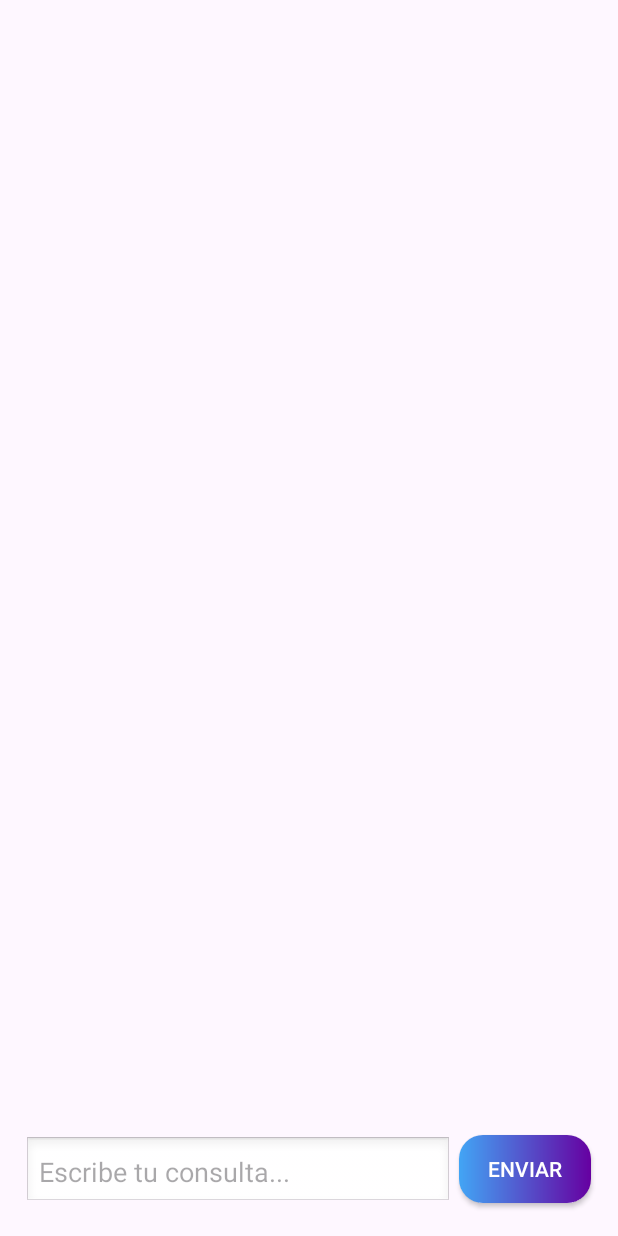
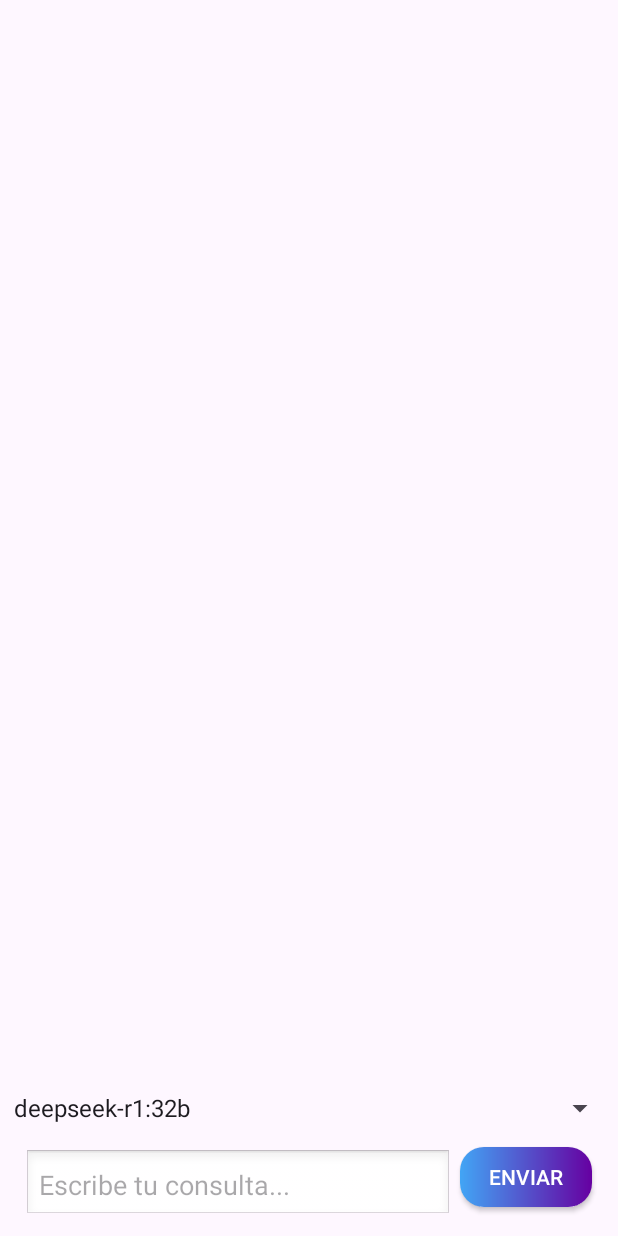
Before and after one commit to julito2000/FreeGPT, an Android app: the screen it shows after launch (MainActivity), on a phone screen of 412 x 824 dp. Run offline under Robolectric (Android 15) with nearby library versions, the phone set to English and light mode, and no system bars; our stand-ins replace Room's generated code.

```diff
--- a/app/src/main/java/com/example/deducechatbox/MainActivity.java
+++ b/app/src/main/java/com/example/deducechatbox/MainActivity.java
@@ -4,22 +4,18 @@ import androidx.appcompat.app.AppCompatActivity;
 import androidx.recyclerview.widget.LinearLayoutManager;
 import androidx.recyclerview.widget.RecyclerView;
 import android.os.Bundle;
-import android.util.Log;
 import android.view.View;
+import android.widget.AdapterView;
+import android.widget.ArrayAdapter;
 import android.widget.Button;
 import android.widget.EditText;
+import android.widget.Spinner;
 
 import androidx.room.Room;
 
-import com.example.deducechatbox.AppDatabase;
-import com.example.deducechatbox.MessageEntity;
-import com.example.deducechatbox.MessageDao;
-import com.example.deducechatbox.ChatAdapter;
-import com.google.gson.annotations.SerializedName;
-
 import java.util.ArrayList;
-import java.util.Arrays;
 import java.util.List;
+import java.util.concurrent.TimeUnit;
 
 import okhttp3.OkHttpClient;
 import okhttp3.logging.HttpLoggingInterceptor;
@@ -29,7 +25,6 @@ import retrofit2.Response;
 import retrofit2.Retrofit;
 import retrofit2.converter.gson.GsonConverterFactory;
 import retrofit2.http.Body;
-import retrofit2.http.Header;
 import retrofit2.http.POST;
 
 public class MainActivity extends AppCompatActivity {
@@ -43,6 +38,8 @@ public class MainActivity extends AppCompatActivity {
     private final String API_KEY = "Bearer sk-4bb15b7bb4044719aa3c1a1fc34263eb";
     private AppDatabase db;
     private MessageDao messageDao;
+    private Spinner selApi;
+    private String model ="";
 
     @Override
     protected void onCreate(Bundle savedInstanceState) {
@@ -52,13 +49,26 @@ public class MainActivity extends AppCompatActivity {
         userInput = findViewById(R.id.userInput);
         sendButton = findViewById(R.id.sendButton);
         recyclerView = findViewById(R.id.recyclerView);
+        selApi = findViewById(R.id.selecAPI);
 
         chatAdapter = new ChatAdapter(chatMessages);
         recyclerView.setLayoutManager(new LinearLayoutManager(this));
         recyclerView.setAdapter(chatAdapter);
 
+
         db = Room.databaseBuilder(getApplicationContext(), AppDatabase.class, "chat-db").allowMainThreadQueries().build();
         messageDao = db.messageDao();
+
+        // Create an ArrayAdapter using the string array and a default spinner layout.
+        ArrayAdapter<CharSequence> adapter = ArrayAdapter.createFromResource(
+                this,
+                R.array.api_array,
+                android.R.layout.simple_spinner_item
+        );
+        // Specify the layout to use when the list of choices appears.
+        adapter.setDropDownViewResource(android.R.layout.simple_spinner_dropdown_item);
+        // Apply the adapter to the spinner.
+        selApi.setAdapter(adapter);
 
         // Load previous messages
         chatMessages.addAll(messageDao.getAllMessages());
@@ -77,6 +87,8 @@ public class MainActivity extends AppCompatActivity {
                                     .build()
                     );
                 })
+                .connectTimeout(0, TimeUnit.SECONDS)
+                .readTimeout(0,TimeUnit.SECONDS)
                 .build();
 
         Retrofit retrofit = new Retrofit.Builder()
@@ -87,29 +99,48 @@ public class MainActivity extends AppCompatActivity {
 
         openAIApi = retrofit.create(OpenAIApi.class);
 
+        selApi.setOnItemSelectedListener(new AdapterView.OnItemSelectedListener() {
+            @Override
+            public void onItemSelected(AdapterView<?> adapterView, View view, int i, long l) {
+
+                model = (String) selApi.getItemAtPosition(i);
+
+
+            }
+
+            @Override
+            public void onNothingSelected(AdapterView<?> adapterView) {
+
+            }
+        });
         sendButton.setOnClickListener(new View.OnClickListener() {
             @Override
             public void onClick(View view) {
                 String input = userInput.getText().toString();
                 if (!input.isEmpty()) {
                     addMessageToChat("user", input);
-                    sendMessage(input,0.0,0.0,0,0,0.0);
+                    sendMessage(input,model,0.0,0.0,0,0,0.0);
                     userInput.setText("");
                 }
             }
         });
+
     }
 
-    private void sendMessage(String inputText, Double temperature, Double topK, int topP, int max_token,double rep_penalty ) {
+
+
+    private void sendMessage(String inputText,String model, Double temperature, Double topK, int topP, int max_token,double rep_penalty ) {
         Message userMessage = new Message("user", inputText);
 
+        //Pasamos el historico de la conversacion a la API para que recuerde lo que hemos hablado
         List<Message> fullConversation = new ArrayList<>();
         for (MessageEntity msg : chatMessages) {
             fullConversation.add(new Message(msg.getRole(), msg.getContent()));
         }
         fullConversation.add(userMessage); // también añadimos el nuevo mensaje
 
-        OpenAIRequest request = new OpenAIRequest("llama3.1:latest", fullConversation);
+
+        OpenAIRequest request = new OpenAIRequest(model, fullConversation);
         //OpenAIRequest request = new OpenAIRequest("llama3.1:latest", Arrays.asList(userMessage));
 
         openAIApi.sendMessage(request).enqueue(new Callback<OpenAIResponse>() {
--- a/app/src/main/res/layout/activity_main.xml
+++ b/app/src/main/res/layout/activity_main.xml
@@ -10,49 +10,62 @@
 
     <androidx.recyclerview.widget.RecyclerView
         android:id="@+id/recyclerView"
-        android:layout_width="match_parent"
-        android:layout_height="650dp"
+        android:layout_width="0dp"
+        android:layout_height="0dp"
+        android:layout_marginBottom="15dp"
         android:layout_weight="1"
         android:padding="4dp"
         android:scrollbars="vertical"
-        app:layout_constraintBottom_toTopOf="@id/userInput"
-        app:layout_constraintTop_toTopOf="parent"
-        app:layout_constraintVertical_bias="0.0"
-        tools:layout_editor_absoluteX="0dp" />
-
+        app:layout_constraintBottom_toTopOf="@+id/selecAPI"
+        app:layout_constraintEnd_toEndOf="parent"
+        app:layout_constraintStart_toStartOf="parent"
+        app:layout_constraintTop_toTopOf="parent" />
 
     <EditText
         android:id="@+id/userInput"
-        android:layout_width="285dp"
+        android:layout_width="0dp"
         android:layout_height="wrap_content"
+        android:layout_marginStart="16dp"
+        android:layout_marginTop="1dp"
+        android:layout_marginEnd="5dp"
         android:layout_weight="1"
         android:background="@android:drawable/edit_text"
         android:hint="@string/enviar"
         android:padding="10dp"
         android:textColor="#000000"
-        app:layout_constraintBottom_toBottomOf="parent"
-        app:layout_constraintEnd_toEndOf="parent"
-        app:layout_constraintHorizontal_bias="0.126"
+        android:singleLine="true"
+        app:layout_constraintEnd_toStartOf="@+id/sendButton"
         app:layout_constraintStart_toStartOf="parent"
-        app:layout_constraintTop_toTopOf="parent"
-        app:layout_constraintVertical_bias="0.976" />
+        app:layout_constraintTop_toTopOf="@+id/sendButton" />
 
     <androidx.appcompat.widget.AppCompatButton
         android:id="@+id/sendButton"
         android:layout_width="wrap_content"
-        android:layout_height="45dp"
+        android:layout_height="40dp"
 
+        android:layout_marginEnd="17dp"
+        android:layout_marginBottom="19dp"
         android:background="@drawable/send_button"
+
         android:padding="10dp"
         android:text="Enviar"
         android:textColor="#FFFFFF"
         app:layout_constraintBottom_toBottomOf="parent"
         app:layout_constraintEnd_toEndOf="parent"
-        app:layout_constraintHorizontal_bias="0.2"
+        app:layout_constraintStart_toEndOf="@+id/userInput"
+        app:layout_constraintTop_toBottomOf="@+id/selecAPI" />
 
-        app:layout_constraintStart_toEndOf="@+id/userInput"
-        app:layout_constraintTop_toTopOf="parent"
-        app:layout_constraintVertical_bias="0.972" />
+    <Spinner
+        android:id="@+id/selecAPI"
+        android:layout_width="0dp"
+        android:layout_height="wrap_content"
+        android:layout_marginStart="1dp"
+        android:layout_marginEnd="1dp"
+        android:layout_marginBottom="14dp"
+        app:layout_constraintBottom_toTopOf="@+id/sendButton"
+        app:layout_constraintEnd_toEndOf="parent"
+        app:layout_constraintStart_toStartOf="parent"
+        app:layout_constraintTop_toBottomOf="@+id/recyclerView" />
 
 
 </androidx.constraintlayout.widget.ConstraintLayout>
--- a/app/src/main/res/values/strings.xml
+++ b/app/src/main/res/values/strings.xml
@@ -2,4 +2,11 @@
     <string name="app_name">Deduce chatbox</string>
     <string name="enviar">Escribe tu consulta...</string>
     <string name="texto">DEDUCE CHATBOT - EN PRUEBAS</string>
+    <string-array name="api_array">
+        <item>deepseek-r1:32b</item>
+        <item>gemma3:27b</item>
+        <item>llama3.2-vision:latest</item>
+        <item>gemma2:latest</item>
+        <item>llama3.1:latest</item>
+    </string-array>
 </resources>
```
